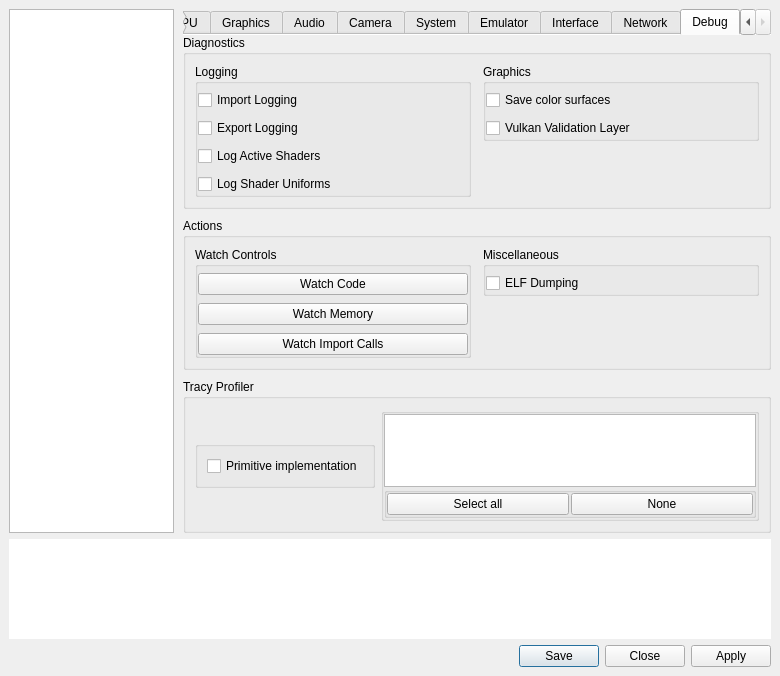
Before: the Qt Designer form vita3k/gui-qt/src/settings_dialog.ui in Solven190/Vita3K-Plus, drawn with Qt 5.
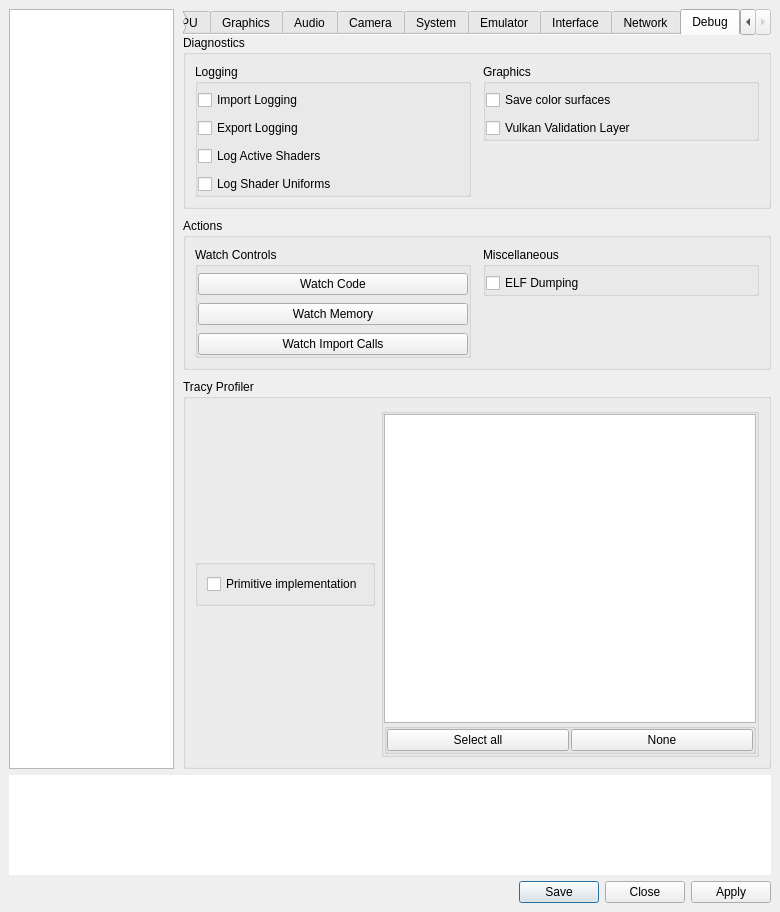
After: the same form once the commit is applied.

The edit to the form file:
```diff
--- a/vita3k/gui-qt/src/settings_dialog.ui
+++ b/vita3k/gui-qt/src/settings_dialog.ui
@@ -10,7 +10,7 @@
     <x>0</x>
     <y>0</y>
     <width>780</width>
-    <height>676</height>
+    <height>912</height>
    </rect>
   </property>
   <property name="minimumSize">
```
